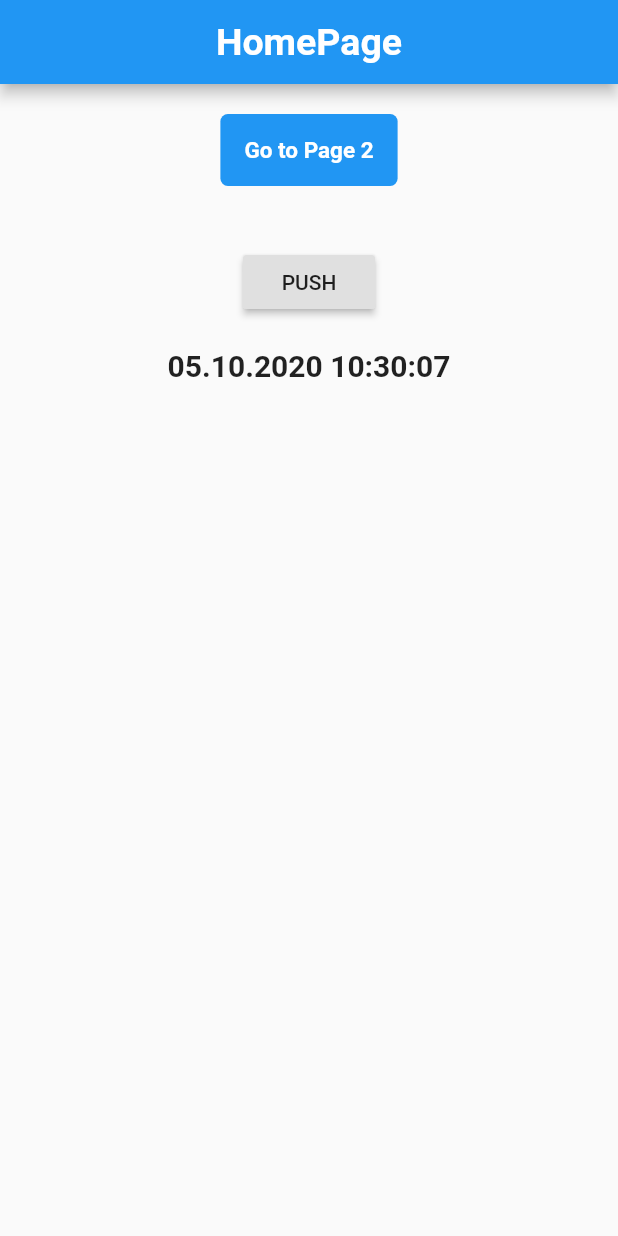
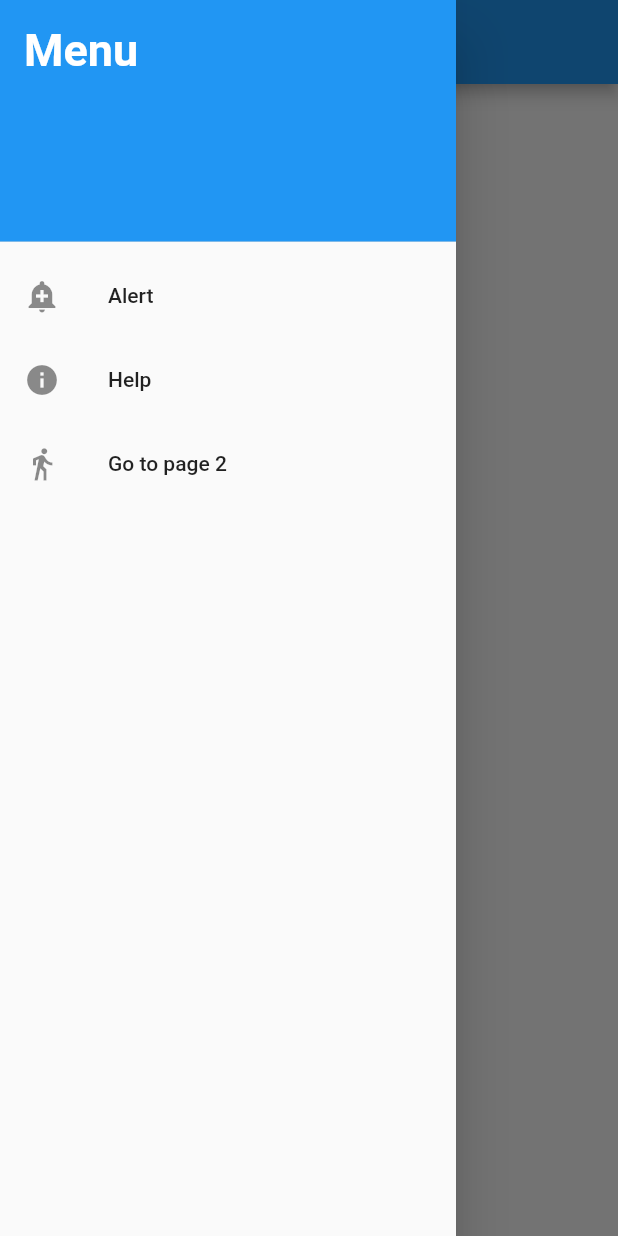
Before and after one commit to johninquest/tryflutter, a Flutter app: the screen it shows after launch, with the side drawer open (before the commit the screen has no drawer), on a phone screen of 412 x 824 dp. Run offline on Flutter 3.47's test engine with Material 2 defaults, Android fonts, the phone set to English and light mode, and no system bars; our stand-ins replace rflutter_alert.

Commit message:
successfully implemented side menu bar

```diff
--- a/lib/pages/homepage.dart
+++ b/lib/pages/homepage.dart
@@ -15,6 +15,7 @@ class _HomePageState extends State<HomePage> {
   @override
   Widget build(BuildContext context) {
     return Scaffold(
+      drawer: NavDrawer(),
         appBar: AppBar(
             title: Center(
           child: Text('HomePage', style: MyAppBarStyle),
@@ -25,9 +26,47 @@ class _HomePageState extends State<HomePage> {
           children: [
             MyButton('Go to Page 2'),
             AlertButton(),
-            LiveTime()
+           LiveTime()
           ],
         )));
+  }
+}
+
+class NavDrawer extends StatelessWidget {
+  @override
+  Widget build(BuildContext context) {
+    return Drawer(
+      child: ListView(
+        children: <Widget>[
+          DrawerHeader(
+            decoration: BoxDecoration(
+              color: Colors.blue
+            ),
+            child: Text('Menu',
+            style: TextStyle(fontSize: 30, fontWeight: FontWeight.bold, color: Colors.white))),
+            ListTile(
+              leading: Icon(Icons.add_alert),
+            title: Text('Alert'),
+            onTap: () => print('Alert button tapped!'),),
+            ListTile(
+            leading: Icon(Icons.info),
+            title: Text('Help'),
+            onTap: () => {
+              print('Help button tapped!')
+              },),
+              ListTile(
+                leading: Icon(Icons.directions_walk),
+                title: Text('Go to page 2'),
+                onTap: () => {
+                  Navigator.of(context)
+                    .push(MaterialPageRoute(builder: (context) => SecondPage())),
+                  print('Navigated to page 2')
+                },
+              )
+        ],
+      ),
+
+    );
   }
 }
 
@@ -45,7 +84,8 @@ class MyButton extends StatelessWidget {
       child: FlatButton(
           onPressed: () => {
                 Navigator.of(context)
-                    .push(MaterialPageRoute(builder: (context) => SecondPage()))
+                    .push(MaterialPageRoute(builder: (context) => SecondPage())),
+                print('Navigated to page 2')
               },
           child: Text(
             _buttonName,
```
